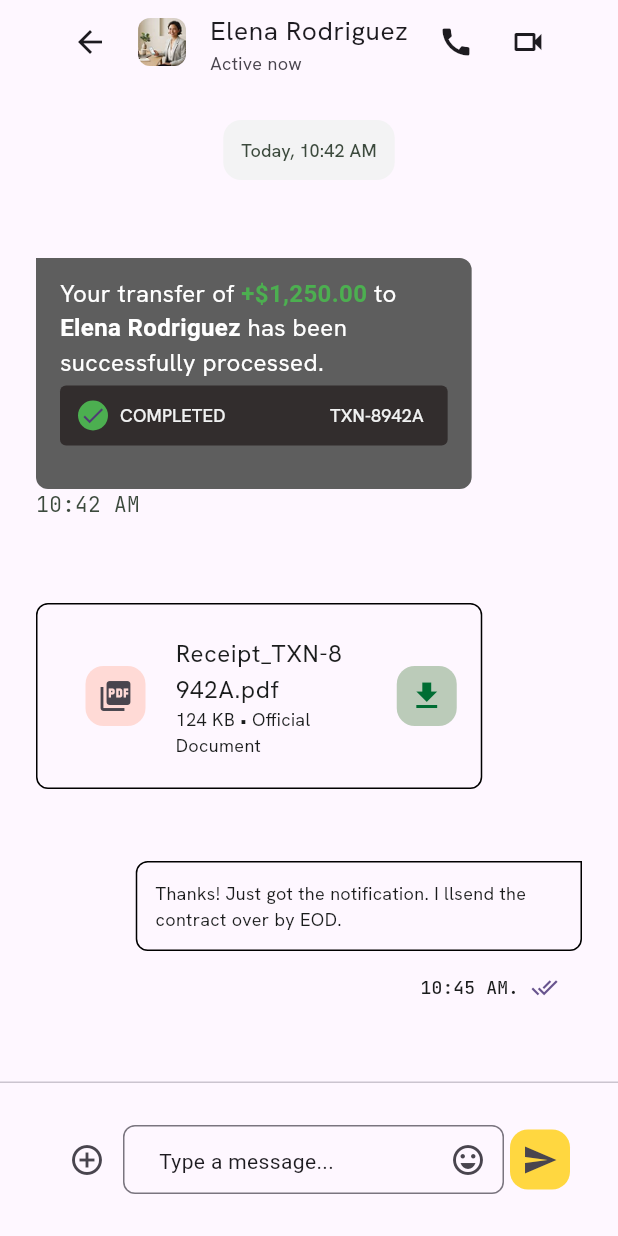
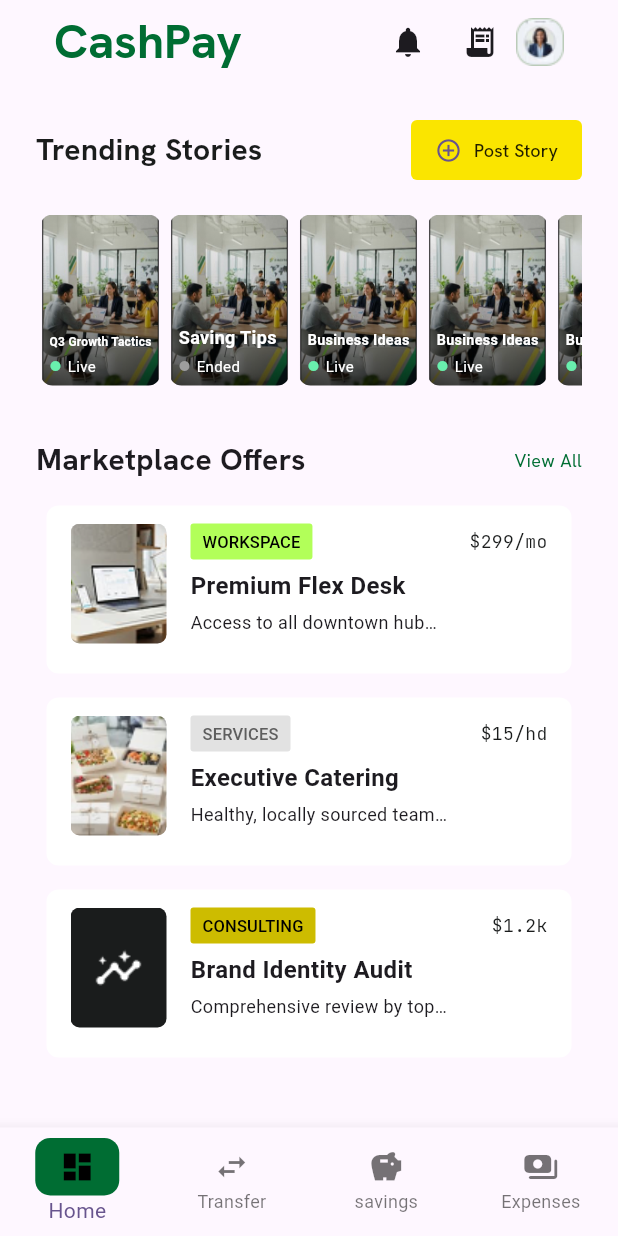
Before and after one commit to aduboakye/CashConnect, a Flutter app: the screen it shows after launch, on a phone screen of 412 x 824 dp. Run offline on Flutter 3.47's test engine with Material 3 defaults, Android fonts, the phone set to English and light mode, and no system bars; our stand-ins replace animated_text_kit, fl_chart, google_fonts, shimmer, zoom_tap_animation; missing offline and left inert: animate_text, blinking_border, drawing_animation_plus, flutter_shaders_ui, glow_effects, pretty_animated_text.

Commit message:
cashapy bussinnes hub

```diff
--- a/lib/Bussines ads hub/bussinesAds_page.dart
+++ b/lib/Bussines ads hub/bussinesAds_page.dart
@@ -0,0 +1,412 @@
+
+import 'package:flutter/material.dart';
+import 'package:google_fonts/google_fonts.dart';
+
+class BussinesadsPage extends StatefulWidget {
+  const BussinesadsPage({super.key});
+
+  @override
+  State<BussinesadsPage> createState() => _BussinesadsPageState();
+}
+
+class Story {
+  final String image;
+  final String title;
+  final bool isLive;
+
+  const Story({required this.image, required this.title, required this.isLive});
+}
+
+class _BussinesadsPageState extends State<BussinesadsPage> {
+  final List<Color> colors = [Color(0xFF006D33),  Color(0xFFCDBC00), Color(0xFFE2E2E2),];
+
+  Widget navicon({required IconData icon, required int index}) {
+    return Container(
+      width: 56,
+      height: 38.4,
+      decoration: BoxDecoration(
+        borderRadius: BorderRadius.circular(10),
+        color: colors[index],
+      ),
+      child: Icon(icon, color: Colors.black),
+    );
+  }
+
+  int selected = 0;
+  final List<Story> stories = [
+    Story(
+      image: 'images/Story Card 1-3.png',
+      title: 'Q3 Growth Tactics',
+      isLive: true,
+    ),
+    Story(
+      image: 'images/Story Card 1-3.png',
+      title: 'Saving Tips',
+      isLive: false,
+    ),
+    Story(
+      image: 'images/Story Card 1-3.png',
+      title: 'Business Ideas',
+      isLive: true,
+    ),
+    Story(
+      image: 'images/Story Card 1-3.png',
+      title: 'Business Ideas',
+      isLive: true,
+    ),
+    Story(
+      image: 'images/Story Card 1-3.png',
+      title: 'Business Ideas',
+      isLive: true,
+    ),
+  ];
+
+  Widget _story() {
+    return SizedBox(
+      height: 120,
+      child: ListView.builder(
+        scrollDirection: Axis.horizontal,
+        itemCount: stories.length,
+        itemBuilder: (context, index) {
+          final item = stories[index];
+
+          return Padding(
+            padding: const EdgeInsets.all(3),
+            child: ClipRRect(
+              borderRadius: BorderRadius.circular(8),
+              child: SizedBox(
+                width: 80,
+                height: 120,
+                child: Stack(
+                  children: [
+                    Positioned.fill(
+                      child: Image.asset(item.image, fit: BoxFit.cover),
+                    ),
+                    Positioned(
+                      left: 6,
+                      right: 6,
+                      bottom: 6,
+                      child: Column(
+                        crossAxisAlignment: CrossAxisAlignment.start,
+                        mainAxisSize: MainAxisSize.min,
+                        children: [
+                          FittedBox(
+                            child: Text(
+                              item.title,
+                              maxLines: 1,
+                              overflow: TextOverflow.ellipsis,
+                              style: const TextStyle(
+                                color: Colors.white,
+                                fontSize: 12,
+                                fontWeight: FontWeight.bold,
+                              ),
+                            ),
+                          ),
+                          const SizedBox(height: 4),
+                          GestureDetector(
+                            onTap: () {},
+                            child: Row(
+                              children: [
+                                Icon(
+                                  Icons.circle,
+                                  size: 8,
+                                  color: item.isLive
+                                      ? Colors.greenAccent
+                                      : Colors.grey,
+                                ),
+                                const SizedBox(width: 4),
+                                Text(
+                                  item.isLive ? 'Live' : 'Ended',
+                                  style: const TextStyle(
+                                    color: Colors.white,
+                                    fontSize: 10,
+                                  ),
+                                ),
+                              ],
+                            ),
+                          ),
+                        ],
+                      ),
+                    ),
+                  ],
+                ),
+              ),
+            ),
+          );
+        },
+      ),
+    );
+  }
+
+  Widget BussineDescription({
+    required String title,
+    required String subtitle,
+    required String amount,
+    required String textbutton,
+    required String image,
+    Color? color,
+
+    Color? textcolor,
+  }) {
+    return Container(
+      width: 350,
+      height: 112,
+      padding: const EdgeInsets.symmetric(horizontal: 16, vertical: 12),
+      decoration: BoxDecoration(
+        color: Colors.white,
+        borderRadius: BorderRadius.circular(8),
+      ),
+      child: Row(
+        crossAxisAlignment: CrossAxisAlignment.start,
+        children: [
+          ClipRRect(
+            borderRadius: BorderRadius.circular(6),
+            child: Image.asset(image, width: 64, height: 80, fit: BoxFit.cover),
+          ),
+          const SizedBox(width: 16),
+          Expanded(
+            child: Column(
+              mainAxisSize: MainAxisSize.min,
+              crossAxisAlignment: CrossAxisAlignment.start,
+              children: [
+                Row(
+                  mainAxisAlignment: MainAxisAlignment.spaceBetween,
+                  children: [
+                    TextButton(
+                      onPressed: () {},
+                      style: TextButton.styleFrom(
+                        minimumSize: Size.zero,
+
+                        tapTargetSize: MaterialTapTargetSize.shrinkWrap,
+                        padding: const EdgeInsets.symmetric(
+                            horizontal: 8, vertical: 4),
+                        backgroundColor:color ?? Colors.lightGreenAccent,
+                        shape: RoundedRectangleBorder(
+                          borderRadius: BorderRadius.circular(2),
+                        ),
+                      ),
+                      child: Text(
+                          textbutton, style:  TextStyle(fontSize: 11,color: textcolor?? Colors.black )),
+                    ),
+                    Text(
+                      amount,
+                      style: GoogleFonts.jetBrainsMono(
+                        fontSize: 12,
+                        color: const Color(0xFF1A1C1C),
+                      ),
+                    ),
+                  ],
+                ),
+                const SizedBox(height: 6),
+                Text(
+                  title,
+                  maxLines: 1, // stop wrapping
+                  overflow: TextOverflow.ellipsis,
+                  style: const TextStyle(
+                      fontSize: 16, fontWeight: FontWeight.bold),
+                ),
+                const SizedBox(height: 4),
+                Text(
+                  subtitle,
+                  maxLines: 1, // stop wrapping
+                  overflow: TextOverflow.ellipsis,
+                  style: const TextStyle(fontSize: 12),
+                ),
+              ],
+            ),
+          ),
+        ],
+      ),
+    );
+  }
+
+  @override
+  Widget build(BuildContext context) {
+    return Scaffold(
+      appBar: AppBar(
+        title: Container(
+          width: 390,
+          height: 81,
+          padding: EdgeInsetsGeometry.symmetric(vertical: 16, horizontal: 20),
+
+          child: Row(
+            mainAxisAlignment: MainAxisAlignment.spaceBetween,
+
+            children: [
+              Text(
+                "CashPay",
+                style: GoogleFonts.hankenGrotesk(
+                  fontSize: 32,
+                  fontWeight: FontWeight.w700,
+                  color: Color(0xFF006D33),
+                ),
+              ),
+              Container(
+                width: 160,
+                height: 48,
+                child: Row(
+                  mainAxisAlignment: MainAxisAlignment.end,
+                  children: [
+                    IconButton(
+                      onPressed: () {},
+                      icon: Icon(Icons.notifications),
+                    ),
+                    IconButton(
+                      onPressed: () {},
+                      icon: Icon(Icons.receipt_long),
+                    ),
+                    FittedBox(
+                      child: Image.asset(
+                        'images/Button.png',
+                        width: 32,
+                        height: 32,
+                      ),
+                    ),
+                  ],
+                ),
+              ),
+            ],
+          ),
+        ),
+      ),
+      bottomNavigationBar: BottomNavigationBar(
+        currentIndex: selected,
+
+        type: BottomNavigationBarType.fixed,
+
+        onTap: (index) {
+          setState(() {
+            selected = index;
+          });
+        },
+        unselectedItemColor: Colors.black54,
+
+        items: [
+          BottomNavigationBarItem(
+            icon: Icon(Icons.dashboard),
+            label: 'Home',
+            activeIcon: navicon(icon: Icons.dashboard, index: 0),
+          ),
+          BottomNavigationBarItem(
+            icon: Icon(Icons.swap_horiz),
+            label: 'Transfer',
+            activeIcon: navicon(icon: Icons.swap_horiz, index: 2),
+          ),
+          BottomNavigationBarItem(
+            icon: Icon(Icons.savings),
+            label: 'savings',
+            activeIcon: navicon(icon: Icons.savings, index: 1),
+          ),
+          BottomNavigationBarItem(
+            icon: Icon(Icons.payments_rounded),
+            label: 'Expenses',
+            activeIcon: navicon(icon: Icons.payments_rounded, index: 1),
+          ),
+
+        ],
+      ),
+      body: SingleChildScrollView(
+        child: Padding(
+          padding: EdgeInsetsGeometry.symmetric(vertical: 20, horizontal: 24),
+          child: Column(
+            children: [
+              Container(
+                width: double.infinity,
+               // height: 283.55,
+                child: Column(
+                  children: [
+                    Row(
+                      mainAxisAlignment: MainAxisAlignment.spaceBetween,
+                      children: [
+                        Text(
+                          'Trending Stories',
+                          style: GoogleFonts.hankenGrotesk(
+                            fontSize: 20,
+                            fontWeight: FontWeight.bold,
+                            color: Color(0xFF1A1C1C),
+                          ),
+                        ),
+                        TextButton.icon(
+                          onPressed: () {},
+                          style: TextButton.styleFrom(
+                            padding: EdgeInsetsGeometry.symmetric(
+                              vertical: 8,
+                              horizontal: 16,
+                            ),
+
+                            backgroundColor: Color(0xFFFAE500),
+                            shape: RoundedRectangleBorder(
+                              borderRadius: BorderRadius.circular(4),
+                            ),
+                          ),
+                          icon: Icon(Icons.add_circle_outline_outlined),
+                          label: Text(
+                            'Post Story',
+                            style: GoogleFonts.hankenGrotesk(
+                              color: Color(0xFF1F1C00),
+                              fontSize: 12,
+                            ),
+                          ),
+                        ),
+                      ],
+                    ),
+                    SizedBox(height: 16),
+                    Row(children: [Expanded(child: _story())]),
+                    SizedBox(height: 32),
+                    Row(
+                      mainAxisAlignment: MainAxisAlignment.spaceBetween,
+                      children: [
+                        Text(
+                          'Marketplace Offers',
+                          style: GoogleFonts.hankenGrotesk(
+                            fontSize: 20,
+                            fontWeight: FontWeight.bold,
+                          ),
+                        ),
+                        Text(
+                          'View All',
+                          style: GoogleFonts.hankenGrotesk(
+                            fontSize: 12,
+                            color: Color(0xFF006D33),
+                          ),
+                        ),
+                      ],
+                    ),
+                    SizedBox(height: 16),
+                    BussineDescription(
+                      subtitle: 'Access to all downtown hub…',
+                      title: 'Premium Flex Desk',
+                      amount: r'$299/mo',
+                      textbutton: 'WORKSPACE',
+                      image: 'images/bussads.png',
+                    ),
+                    SizedBox(height: 16),
+                    BussineDescription(
+                      subtitle: 'Healthy, locally sourced team…',
+                      title: 'Executive Catering',
+                      amount: r'$15/hd',
+                      textbutton: 'SERVICES',
+                      image: 'images/Container.png',
+                      textcolor: Color(0xFF5E5E5E),
+                      color:  Color(0xFFE2E2E2)
+                    ),
+                    SizedBox(height: 16),
+                    BussineDescription(
+                        subtitle: 'Comprehensive review by top…',
+                        title: 'Brand Identity Audit',
+                        amount: r'$1.2k',
+                        textbutton: 'CONSULTING',
+                        image: 'images/Background.png',
+                       // textcolor: Color(0xFFCDBC00),
+                        color:  Color(0xFFCDBC00)
+                    ),
+                  ],
+                ),
+              ),
+            ],
+          ),
+        ),
+      ),
+    );
+  }
+}
--- a/lib/main.dart
+++ b/lib/main.dart
@@ -1,3 +1,4 @@
+import 'package:cashconnect_fanancial_suite/Bussines%20ads%20hub/bussinesAds_page.dart';
 import 'package:cashconnect_fanancial_suite/Expense%20Analytics/Expense_analytics_page.dart';
 import 'package:cashconnect_fanancial_suite/Messaging%20and%20support/messaging_page.dart';
 import 'package:cashconnect_fanancial_suite/TransferPage/transfer_Page.dart';
@@ -24,7 +25,7 @@ class MyApp extends StatelessWidget {
     return MaterialApp(
       title: 'Flutter Demo',
       theme: ThemeData(colorScheme: .fromSeed(seedColor: Colors.deepPurple)),
-      home: const MessagingPage(),
+      home: const  BussinesadsPage(),
     );
   }
 }
```
Also changed, not shown: images/Background.png (added), images/Container.png (added), images/Story Card 1-3.png (added), images/bussads.png (added).
